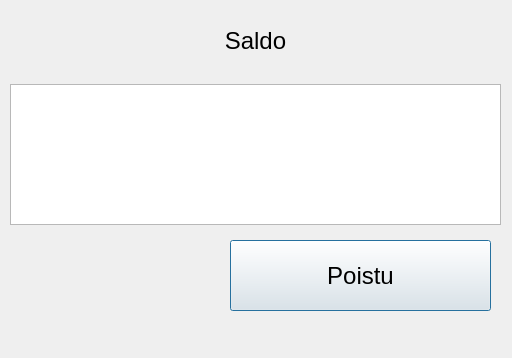
The window that bank-automat/bankAccountMain/balance.ui (AleksiPuumala/bank-automat-omakopio) describes before a commit, drawn with Qt 5.
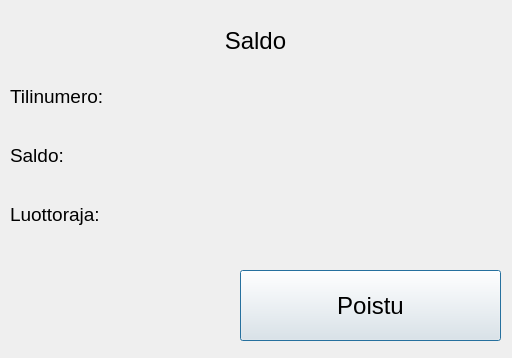
The same window after the commit.

Patch:
```diff
--- a/bank-automat/bankAccountMain/balance.ui
+++ b/bank-automat/bankAccountMain/balance.ui
@@ -37,8 +37,8 @@
   <widget class="QPushButton" name="btnExitBalance">
    <property name="geometry">
     <rect>
-     <x>230</x>
-     <y>240</y>
+     <x>240</x>
+     <y>270</y>
      <width>261</width>
      <height>71</height>
     </rect>
@@ -52,15 +52,94 @@
     <string>Poistu</string>
    </property>
   </widget>
-  <widget class="QTextEdit" name="textEdit">
+  <widget class="QWidget" name="gridLayoutWidget">
    <property name="geometry">
     <rect>
      <x>10</x>
-     <y>84</y>
+     <y>70</y>
      <width>491</width>
-     <height>141</height>
+     <height>171</height>
     </rect>
    </property>
+   <property name="font">
+    <font>
+     <pointsize>14</pointsize>
+    </font>
+   </property>
+   <layout class="QGridLayout" name="gridLayout">
+    <item row="0" column="1">
+     <widget class="QLabel" name="labelAccount">
+      <property name="font">
+       <font>
+        <pointsize>14</pointsize>
+       </font>
+      </property>
+      <property name="text">
+       <string/>
+      </property>
+     </widget>
+    </item>
+    <item row="1" column="1">
+     <widget class="QLabel" name="labelBalance">
+      <property name="font">
+       <font>
+        <pointsize>14</pointsize>
+       </font>
+      </property>
+      <property name="text">
+       <string/>
+      </property>
+     </widget>
+    </item>
+    <item row="1" column="0">
+     <widget class="QLabel" name="label_3">
+      <property name="font">
+       <font>
+        <pointsize>14</pointsize>
+       </font>
+      </property>
+      <property name="text">
+       <string>Saldo:</string>
+      </property>
+     </widget>
+    </item>
+    <item row="2" column="1">
+     <widget class="QLabel" name="labelCredit">
+      <property name="font">
+       <font>
+        <pointsize>14</pointsize>
+       </font>
+      </property>
+      <property name="text">
+       <string/>
+      </property>
+     </widget>
+    </item>
+    <item row="0" column="0">
+     <widget class="QLabel" name="label_2">
+      <property name="font">
+       <font>
+        <pointsize>14</pointsize>
+       </font>
+      </property>
+      <property name="text">
+       <string>Tilinumero:</string>
+      </property>
+     </widget>
+    </item>
+    <item row="2" column="0">
+     <widget class="QLabel" name="label_4">
+      <property name="font">
+       <font>
+        <pointsize>14</pointsize>
+       </font>
+      </property>
+      <property name="text">
+       <string>Luottoraja:</string>
+      </property>
+     </widget>
+    </item>
+   </layout>
   </widget>
  </widget>
  <resources/>
```
